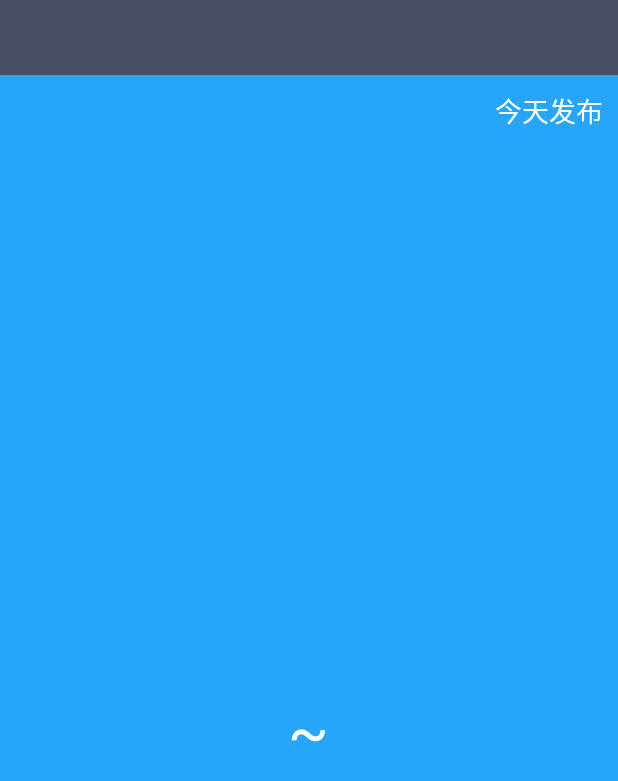
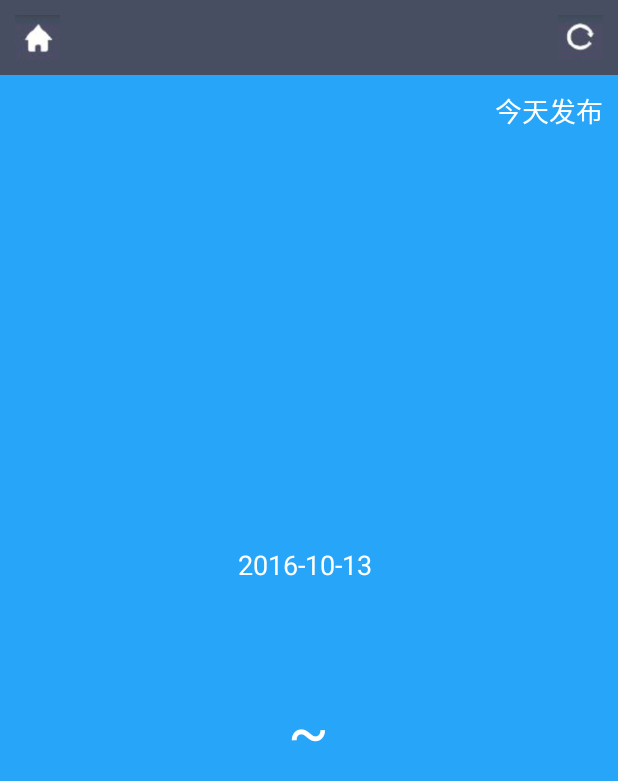
Before and after one commit to pengxiaofengzhongxiaodan/coolweathger, an Android app: the WeatherActivity screen opened directly, with no data from a screen before it, on a phone screen of 412 x 824 dp. Shown: the top 781 px of the screen. Run offline under Robolectric (Android 15) with nearby library versions, the phone set to English and light mode, and no system bars.

Commit message:
增加后台自动更新天气的功能

```diff
--- a/app/src/main/AndroidManifest.xml
+++ b/app/src/main/AndroidManifest.xml
@@ -17,6 +17,8 @@
             </intent-filter>
         </activity>
         <activity android:name="pxfandroid.coolweather.acitvity.WeatherActivity"></activity>
+        <service android:name="pxfandroid.coolweather.service.AutoUpdateService"></service>
+        <receiver android:name="pxfandroid.coolweather.receiver.AutoUpdateReceiver"></receiver>
     </application>
 
 </manifest>
--- a/app/src/main/java/pxfandroid/coolweather/acitvity/WeatherActivity.java
+++ b/app/src/main/java/pxfandroid/coolweather/acitvity/WeatherActivity.java
@@ -15,8 +15,12 @@ import android.widget.TextView;
 import org.xmlpull.v1.XmlPullParserException;
 
 import java.io.IOException;
+import java.text.SimpleDateFormat;
+import java.util.Calendar;
+import java.util.Date;
 
 import pxfandroid.coolweather.R;
+import pxfandroid.coolweather.service.AutoUpdateService;
 import pxfandroid.coolweather.util.HttpCallbackListener;
 import pxfandroid.coolweather.util.HttpUtil;
 import pxfandroid.coolweather.util.Utility;
@@ -59,6 +63,7 @@ public class WeatherActivity extends Activity implements View.OnClickListener {
      */
     private Button refreshWeather;
 
+
     @Override
     protected void onCreate(Bundle savedInstanceState) {
         super.onCreate(savedInstanceState);
@@ -72,8 +77,8 @@ public class WeatherActivity extends Activity implements View.OnClickListener {
         temp1Text = (TextView) findViewById(R.id.temp1);
         temp2Text = (TextView) findViewById(R.id.temp2);
         currentDateText = (TextView) findViewById(R.id.current_date);
-        //    switchCity = (Button) findViewById(R.id.switch_city);
-        //   refreshWeather = (Button) findViewById(R.id.refresh_weather);
+        switchCity = (Button) findViewById(R.id.switch_city);
+        refreshWeather = (Button) findViewById(R.id.refresh_weather);
         String countyCode = getIntent().getStringExtra("county_code");
         String cityCode = getIntent().getStringExtra("city_code");
         if (!TextUtils.isEmpty(countyCode)) {
@@ -81,44 +86,45 @@ public class WeatherActivity extends Activity implements View.OnClickListener {
             publishText.setText("同步中...");
             weatherInfoLayout.setVisibility(View.INVISIBLE);
             cityNameText.setVisibility(View.INVISIBLE);
-            queryWeatherCode(countyCode,cityCode);
+            queryWeatherCode(countyCode, cityCode);
         } else {
 // 没有县级代号时就直接显示本地天气
             showWeather();
         }
-        //switchCity.setOnClickListener(this);
-       // refreshWeather.setOnClickListener(this);
+        switchCity.setOnClickListener(this);
+        refreshWeather.setOnClickListener(this);
     }
 
     @Override
     public void onClick(View v) {
-//        switch (v.getId()) {
-//            case R.id.switch_city:
-//                Intent intent = new Intent(this, ChooseAreaActivity.class);
-//                intent.putExtra("from_weather_activity", true);
-//                startActivity(intent);
-//                finish();
-//                break;
-//            case R.id.refresh_weather:
-//                publishText.setText("同步中...");
-//                SharedPreferences prefs = PreferenceManager.
-//                        getDefaultSharedPreferences(this);
-//                String weatherCode = prefs.getString("weather_code", "");
-//                if (!TextUtils.isEmpty(weatherCode)) {
-//                    queryWeatherInfo(weatherCode);
-//                }
-//                break;
-//            default:
-//                break;
-//        }
+        switch (v.getId()) {
+            case R.id.switch_city:
+                Intent intent = new Intent(this, ChooseAreaActivity.class);
+                intent.putExtra("from_weather_activity", true);
+                startActivity(intent);
+                finish();
+                break;
+            case R.id.refresh_weather:
+                publishText.setText("同步中...");
+                SharedPreferences prefs = PreferenceManager.
+                        getDefaultSharedPreferences(this);
+                String cityName = prefs.getString("city_name", "");
+                String countyName = prefs.getString("county_name", "");
+                if (!TextUtils.isEmpty(cityName) && !TextUtils.isEmpty(countyName)) {
+                    queryWeatherCode(cityName,countyName );
+                }
+                break;
+            default:
+                break;
+        }
     }
 
     /**
      * 查询县级代号所对应的天气代号。
      */
-    private void queryWeatherCode(String countyCode,String cityCode) {
+    private void queryWeatherCode(String countyCode, String cityCode) {
         String address = "http://flash.weather.com.cn/wmaps/xml/" + cityCode + ".xml";
-        queryFromServer(address, countyCode,cityCode);
+        queryFromServer(address, countyCode, cityCode);
     }
 
     /**
@@ -127,19 +133,19 @@ public class WeatherActivity extends Activity implements View.OnClickListener {
     private void queryWeatherInfo(String weatherCode) {
         String address = "http://www.weather.com.cn/data/cityinfo/" +
                 weatherCode + ".html";
-       // queryFromServer(address, "weatherCode");
+        // queryFromServer(address, "weatherCode");
     }
 
     /**
      * 根据传入的地址和类型去向服务器查询天气代号或者天气信息。
      */
-    private void queryFromServer(final String address, final String type,final String cityCode) {
+    private void queryFromServer(final String address, final String type, final String cityCode) {
         HttpUtil.sendHttpRequest(address, new HttpCallbackListener() {
             @Override
             public void onFinish(final String response) {
 
                 try {
-                    Utility.handleWeatherResponse(WeatherActivity.this, response, type,cityCode);
+                    Utility.handleWeatherResponse(WeatherActivity.this, response, type, cityCode);
                 } catch (IOException e) {
                     e.printStackTrace();
                 } catch (XmlPullParserException e) {
@@ -171,15 +177,17 @@ public class WeatherActivity extends Activity implements View.OnClickListener {
      * 从SharedPreferences文件中读取存储的天气信息，并显示到界面上。
      */
     private void showWeather() {
-        SharedPreferences prefs = PreferenceManager.
-                getDefaultSharedPreferences(this);
+        SharedPreferences prefs = PreferenceManager.getDefaultSharedPreferences(this);
+        SimpleDateFormat df=new SimpleDateFormat("yyyy-MM-dd");
         cityNameText.setText(prefs.getString("city_name", ""));
         temp1Text.setText(prefs.getString("temp1", ""));
         temp2Text.setText(prefs.getString("temp2", ""));
         weatherDespText.setText(prefs.getString("weather_desp", ""));
         publishText.setText("今天" + prefs.getString("publish_time", "") + "发布");
-        currentDateText.setText(prefs.getString("current_date", ""));
+        currentDateText.setText(df.format(new Date())+" "+ prefs.getString("current_date", ""));
         weatherInfoLayout.setVisibility(View.VISIBLE);
         cityNameText.setVisibility(View.VISIBLE);
+        Intent intent = new Intent(this, AutoUpdateService.class);
+        startService(intent);
     }
 }
--- a/app/src/main/java/pxfandroid/coolweather/util/Utility.java
+++ b/app/src/main/java/pxfandroid/coolweather/util/Utility.java
@@ -237,7 +237,7 @@ public class Utility {
                             maxTemp = parser.getAttributeValue(10);
                             publishTime = parser.getAttributeValue(16);
                             weatherDesp = parser.getAttributeValue(8) + "--" + parser.getAttributeValue(12);
-                            saveWeatherInfo(context,cityName,minTemp,maxTemp,weatherDesp,publishTime);
+                            saveWeatherInfo(context,cityCode,cityName,minTemp,maxTemp,weatherDesp,publishTime);
                         }
                     } else {
 
@@ -255,11 +255,12 @@ public class Utility {
         }
     }
 
-    public static void saveWeatherInfo(Context context, String cityName, String minTemp, String maxTemp, String weatherDesp, String publishTime) {
+    public static void saveWeatherInfo(Context context,String countyName, String cityName, String minTemp, String maxTemp, String weatherDesp, String publishTime) {
 //      SimpleDateFormat sdf=new SimpleDateFormat("")
         SharedPreferences.Editor editor = PreferenceManager.getDefaultSharedPreferences(context).edit();
         editor.putBoolean("city_selected", true);
         editor.putString("city_name", cityName);
+        editor.putString("county_name", countyName);
         editor.putString("temp1", minTemp);
         editor.putString("temp2", maxTemp);
         editor.putString("weather_desp", weatherDesp);
--- a/app/src/main/res/layout/weather_layout.xml
+++ b/app/src/main/res/layout/weather_layout.xml
@@ -8,7 +8,13 @@
         android:layout_width="match_parent"
         android:layout_height="50dp"
         android:background="#484E61">
-
+        <Button
+            android:id="@+id/switch_city"
+            android:layout_width="30dp"
+            android:layout_height="30dp"
+            android:layout_centerVertical="true"
+            android:layout_marginLeft="10dp"
+            android:background="@drawable/home" />
         <TextView
             android:id="@+id/city_name"
             android:layout_width="wrap_content"
@@ -16,6 +22,14 @@
             android:layout_centerInParent="true"
             android:textColor="#fff"
             android:textSize="24sp" />
+        <Button
+            android:id="@+id/refresh_weather"
+            android:layout_width="30dp"
+            android:layout_height="30dp"
+            android:layout_alignParentRight="true"
+            android:layout_centerVertical="true"
+            android:layout_marginRight="10dp"
+            android:background="@drawable/refresh" />
     </RelativeLayout>
 
     <RelativeLayout
```
Also changed, not shown: app/src/main/java/pxfandroid/coolweather/receiver/AutoUpdateReceiver.java (added, +18 -0 lines), app/src/main/java/pxfandroid/coolweather/service/AutoUpdateService.java (added, +78 -0 lines), app/src/main/res/drawable/home.png (added), app/src/main/res/drawable/refresh.png (added).
